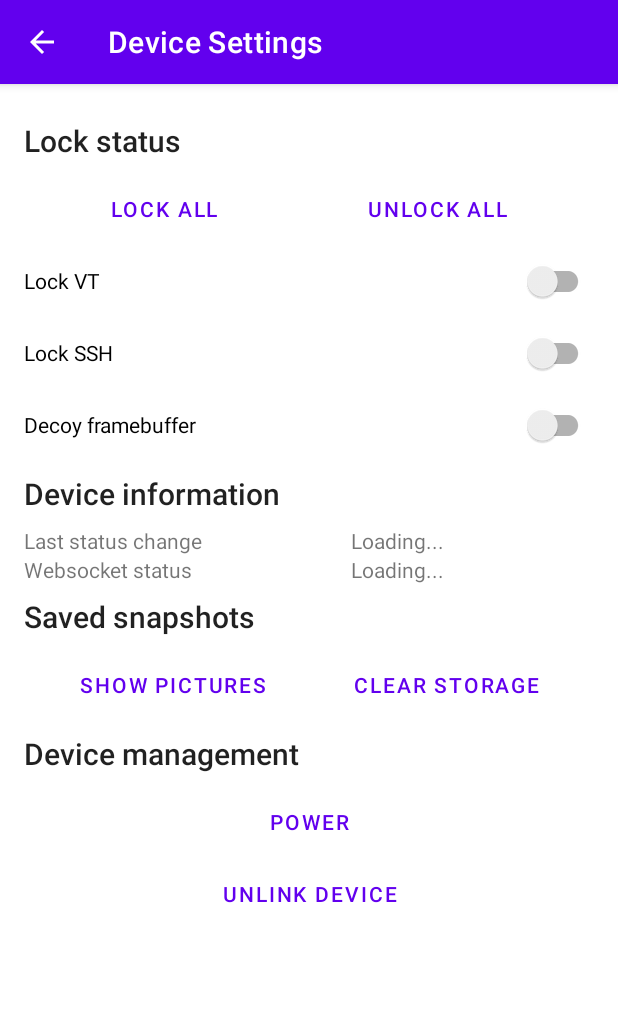
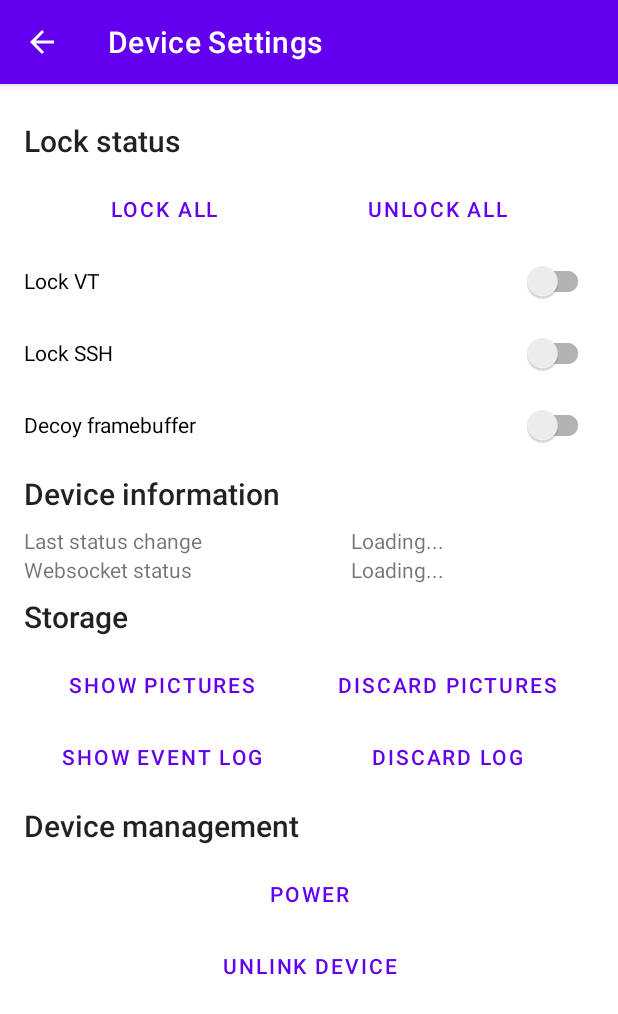
Before and after one commit to tux3/aegis, an Android app: the DeviceSettingsActivity screen opened directly, with no data from a screen before it, on a phone screen of 412 x 824 dp. Shown: the top 1014 px of the screen. Run offline under Robolectric (Android 15) with nearby library versions, the phone set to English and light mode, and no system bars; libraries missing offline, so code that uses them is left out: uniffi.client; 6 statements that could not run were skipped.

Commit message:
app: Showing and clearing device event logs

```diff
--- a/app/app/src/main/AndroidManifest.xml
+++ b/app/app/src/main/AndroidManifest.xml
@@ -18,6 +18,9 @@
             android:exported="true"
             android:grantUriPermissions="true">
         </provider>
+        <activity
+            android:name=".ui.main.DeviceEventsListActivity"
+            android:exported="false" />
         <activity
             android:name=".ui.main.DevicePicturesListActivity"
             android:exported="false" />
--- a/app/app/src/main/java/net/alacrem/aegis/ClientBuilder.kt
+++ b/app/app/src/main/java/net/alacrem/aegis/ClientBuilder.kt
@@ -5,6 +5,7 @@ import android.os.Bundle
 import uniffi.client.AdminClientFfi
 import uniffi.client.RootKeys
 
+@ExperimentalUnsignedTypes
 class ClientBuilder(savedState: Bundle?, intent: Intent?) {
     private val keys: RootKeys
     val deviceName: String
--- a/app/app/src/main/res/layout/activity_device_settings.xml
+++ b/app/app/src/main/res/layout/activity_device_settings.xml
@@ -148,11 +148,13 @@
                 android:textAllCaps="false"
                 android:textAppearance="@style/TextAppearance.AppCompat.Title" />
 
-            <LinearLayout
+            <TableLayout
                 android:layout_width="match_parent"
-                android:layout_height="wrap_content"
-                android:orientation="horizontal"
-                android:paddingHorizontal="8dp">
+                android:layout_height="match_parent">
+
+                <TableRow
+                    android:layout_width="match_parent"
+                    android:layout_height="match_parent" >
 
                     <Button
                         android:id="@+id/show_pics_btn"
@@ -170,8 +172,33 @@
                         android:layout_height="wrap_content"
                         android:layout_marginHorizontal="8dp"
                         android:layout_weight="1"
-                    android:text="@string/clear_storage" />
-            </LinearLayout>
+                        android:text="@string/clear_pics_storage" />
+                </TableRow>
+
+                <TableRow
+                    android:layout_width="match_parent"
+                    android:layout_height="match_parent" >
+
+                    <Button
+                        android:id="@+id/show_events_btn"
+                        style="?android:attr/buttonBarButtonStyle"
+                        android:layout_width="wrap_content"
+                        android:layout_height="wrap_content"
+                        android:layout_marginHorizontal="8dp"
+                        android:layout_weight="1"
+                        android:text="@string/show_event_log" />
+
+                    <Button
+                        android:id="@+id/clear_events_btn"
+                        style="?android:attr/buttonBarButtonStyle"
+                        android:layout_width="wrap_content"
+                        android:layout_height="wrap_content"
+                        android:layout_marginHorizontal="8dp"
+                        android:layout_weight="1"
+                        android:text="@string/discard_log" />
+                </TableRow>
+
+            </TableLayout>
 
             <TextView
                 android:id="@+id/textView3"
--- a/app/app/src/main/res/values/strings.xml
+++ b/app/app/src/main/res/values/strings.xml
@@ -27,11 +27,13 @@
     <string name="last_status_change">Last status change</string>
     <string name="websocket_status">Websocket status</string>
     <string name="decoy_framebuffer">Decoy framebuffer</string>
-    <string name="saved_snapshots">Saved snapshots</string>
+    <string name="saved_snapshots">Storage</string>
     <string name="show_pictures">Show pictures</string>
-    <string name="clear_storage">Clear storage</string>
+    <string name="clear_pics_storage">Discard pictures</string>
     <string name="power">Power</string>
     <string name="shutdown">Shutdown</string>
     <string name="reboot">Reboot</string>
     <string name="webcam_picture">Webcam picture</string>
+    <string name="show_event_log">Show event log</string>
+    <string name="discard_log">Discard log</string>
 </resources>
```
Also changed, not shown: app/app/src/main/java/net/alacrem/aegis/ui/DeviceSettingsActivity.kt (+70 -0 lines), app/app/src/main/java/net/alacrem/aegis/ui/main/DeviceEventAdapter.kt (added, +48 -0 lines), app/app/src/main/java/net/alacrem/aegis/ui/main/DeviceEventsListActivity.kt (added, +31 -0 lines), app/app/src/main/res/layout/activity_device_events_list.xml (added, +20 -0 lines), app/app/src/main/res/layout/item_device_event.xml (added, +32 -0 lines), 3 other files. Lines whose indentation alone changed are shown as unchanged.
